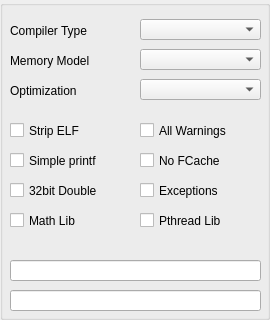
Qt form propside/project.ui (parallaxinc/SimpleIDE) before a commit.
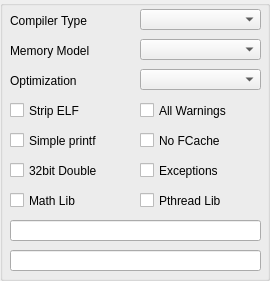
The same form after that commit.

Commit message: Move publisher back to MicroCSource for now. Some adjustments to project options for small screens. Updates to iss script.

```diff
--- a/propside/project.ui
+++ b/propside/project.ui
@@ -7,7 +7,7 @@
     <x>0</x>
     <y>0</y>
     <width>270</width>
-    <height>320</height>
+    <height>281</height>
    </rect>
   </property>
   <property name="maximumSize">
@@ -25,7 +25,7 @@
      <x>0</x>
      <y>0</y>
      <width>270</width>
-     <height>320</height>
+     <height>281</height>
     </rect>
    </property>
    <property name="title">
@@ -38,7 +38,7 @@
     <property name="geometry">
      <rect>
       <x>140</x>
-      <y>19</y>
+      <y>9</y>
       <width>121</width>
       <height>21</height>
      </rect>
@@ -51,7 +51,7 @@
     <property name="geometry">
      <rect>
       <x>10</x>
-      <y>150</y>
+      <y>130</y>
       <width>131</width>
       <height>21</height>
      </rect>
@@ -67,7 +67,7 @@
     <property name="geometry">
      <rect>
       <x>10</x>
-      <y>180</y>
+      <y>160</y>
       <width>131</width>
       <height>21</height>
      </rect>
@@ -83,7 +83,7 @@
     <property name="geometry">
      <rect>
       <x>10</x>
-      <y>20</y>
+      <y>10</y>
       <width>131</width>
       <height>21</height>
      </rect>
@@ -96,7 +96,7 @@
     <property name="geometry">
      <rect>
       <x>10</x>
-      <y>260</y>
+      <y>220</y>
       <width>251</width>
       <height>21</height>
      </rect>
@@ -109,7 +109,7 @@
     <property name="geometry">
      <rect>
       <x>10</x>
-      <y>120</y>
+      <y>100</y>
       <width>131</width>
       <height>21</height>
      </rect>
@@ -125,7 +125,7 @@
     <property name="geometry">
      <rect>
       <x>140</x>
-      <y>49</y>
+      <y>39</y>
       <width>121</width>
       <height>21</height>
      </rect>
@@ -138,7 +138,7 @@
     <property name="geometry">
      <rect>
       <x>10</x>
-      <y>210</y>
+      <y>190</y>
       <width>131</width>
       <height>21</height>
      </rect>
@@ -154,7 +154,7 @@
     <property name="geometry">
      <rect>
       <x>10</x>
-      <y>80</y>
+      <y>70</y>
       <width>131</width>
       <height>21</height>
      </rect>
@@ -167,7 +167,7 @@
     <property name="geometry">
      <rect>
       <x>140</x>
-      <y>180</y>
+      <y>160</y>
       <width>121</width>
       <height>21</height>
      </rect>
@@ -183,7 +183,7 @@
     <property name="geometry">
      <rect>
       <x>10</x>
-      <y>50</y>
+      <y>40</y>
       <width>131</width>
       <height>21</height>
      </rect>
@@ -196,7 +196,7 @@
     <property name="geometry">
      <rect>
       <x>140</x>
-      <y>210</y>
+      <y>190</y>
       <width>121</width>
       <height>21</height>
      </rect>
@@ -212,7 +212,7 @@
     <property name="geometry">
      <rect>
       <x>10</x>
-      <y>290</y>
+      <y>250</y>
       <width>251</width>
       <height>21</height>
      </rect>
@@ -225,7 +225,7 @@
     <property name="geometry">
      <rect>
       <x>140</x>
-      <y>79</y>
+      <y>69</y>
       <width>121</width>
       <height>21</height>
      </rect>
@@ -238,7 +238,7 @@
     <property name="geometry">
      <rect>
       <x>140</x>
-      <y>120</y>
+      <y>100</y>
       <width>121</width>
       <height>21</height>
      </rect>
@@ -254,7 +254,7 @@
     <property name="geometry">
      <rect>
       <x>140</x>
-      <y>150</y>
+      <y>130</y>
       <width>121</width>
       <height>21</height>
      </rect>
```
The commit also changes 4 other files.
